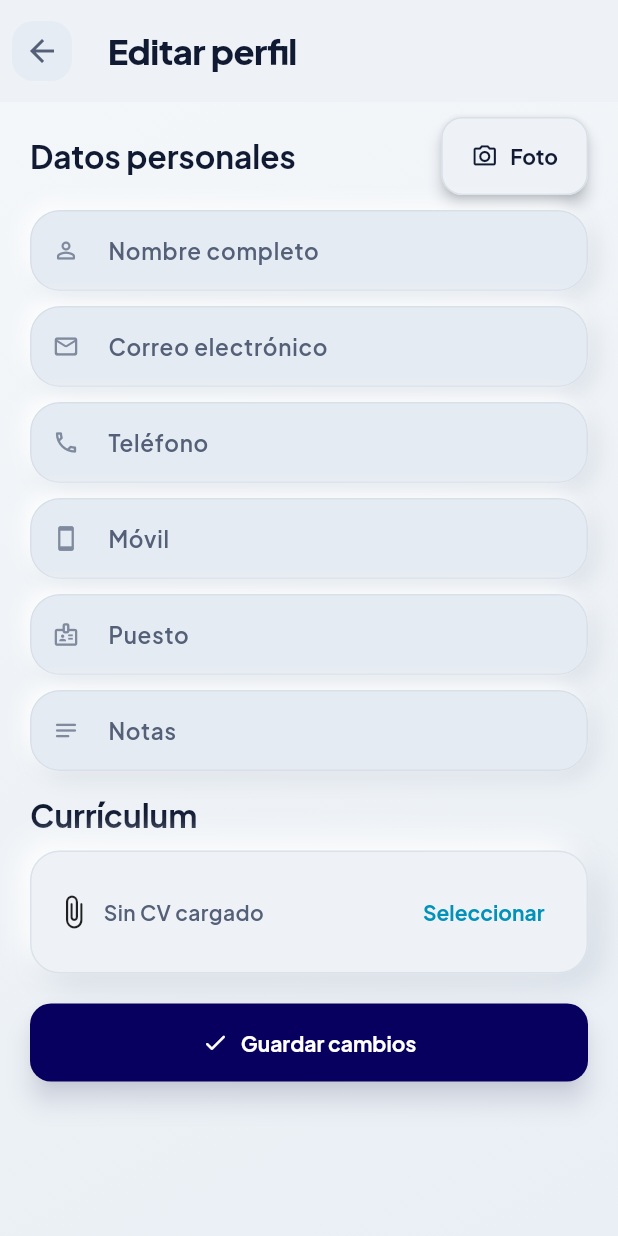
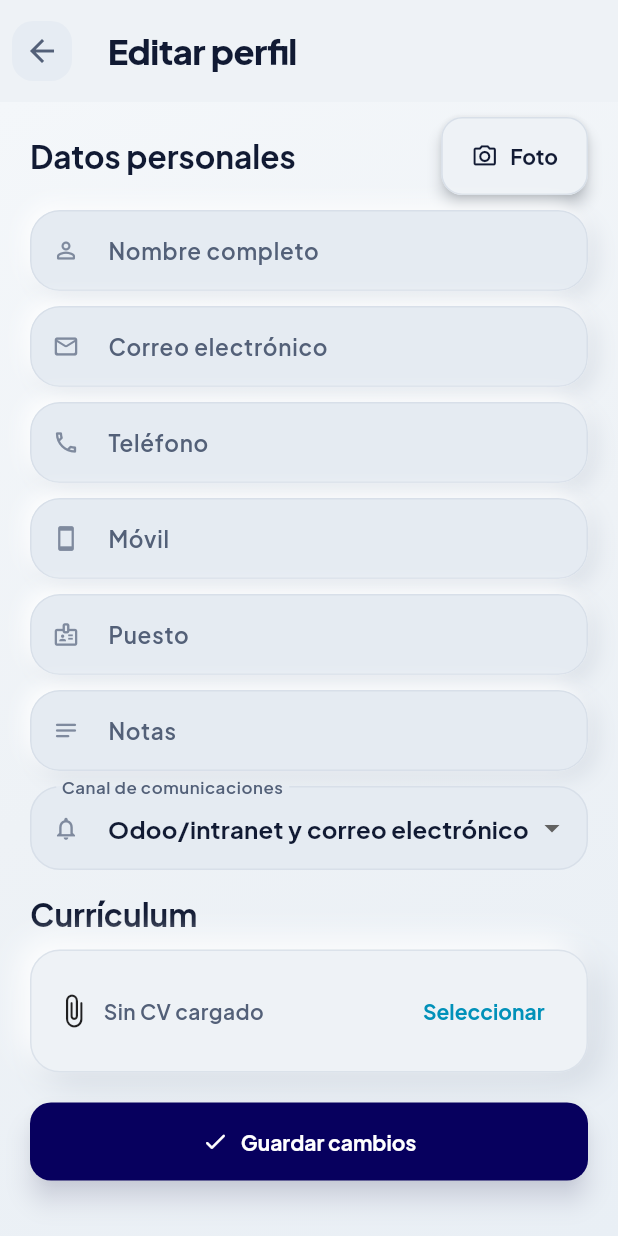
Before and after one commit to Hugobf10/Flutter_cic, a Flutter app: the ProfileScreen screen opened directly, after a tap on the "edit" icon, on a phone screen of 412 x 824 dp. Run offline on Flutter 3.47's test engine with Material 3 defaults, Android fonts, the phone set to English and light mode, and no system bars; our stand-ins replace app_links, file_picker, flutter_secure_storage, flutter_svg, google_fonts, image_picker and 6 more; missing offline and left inert: mobile_scanner, odoo_rpc, syncfusion_flutter_pdf, syncfusion_flutter_pdfviewer; accounts and stored records are empty.

Commit message:
feat: choose communication delivery channel in profile

```diff
--- a/cic_odoo_app/lib/app/screens/edit_profile_screen.dart
+++ b/cic_odoo_app/lib/app/screens/edit_profile_screen.dart
@@ -30,6 +30,7 @@ class _EditProfileScreenState extends State<EditProfileScreen> {
   late final TextEditingController _mobileCtrl;
   late final TextEditingController _positionCtrl;
   late final TextEditingController _notesCtrl;
+  late String _communicationChannel;
 
   bool _saving = false;
   String? _cvName;
@@ -59,6 +60,13 @@ class _EditProfileScreenState extends State<EditProfileScreen> {
     _notesCtrl = TextEditingController(
       text: (widget.partnerData['comment'] ?? '').toString(),
     );
+    const allowedChannels = {'odoo', 'email', 'ambos'};
+    final configuredChannel = widget
+        .partnerData['comunicaciones_canal_notificacion']
+        ?.toString();
+    _communicationChannel = allowedChannels.contains(configuredChannel)
+        ? configuredChannel!
+        : 'ambos';
   }
 
   @override
@@ -114,6 +122,7 @@ class _EditProfileScreenState extends State<EditProfileScreen> {
             'email': _emailCtrl.text.trim(),
             'phone': _phoneCtrl.text.trim(),
             'mobile': _mobileCtrl.text.trim(),
+            'comunicaciones_canal_notificacion': _communicationChannel,
             if (_avatarData != null) 'image_data': _avatarData,
             if (_cvData != null) 'cv_data': _cvData,
             if (_cvName != null) 'cv_name': _cvName,
@@ -127,6 +136,7 @@ class _EditProfileScreenState extends State<EditProfileScreen> {
           'mobile': _mobileCtrl.text.trim(),
           'function': _positionCtrl.text.trim(),
           'comment': _notesCtrl.text.trim(),
+          'comunicaciones_canal_notificacion': _communicationChannel,
           if (_avatarData != null) 'image_1920': _avatarData,
           if (_cvData != null) 'cv_attachment_name': _cvName ?? 'CV.pdf',
           if (_cvData != null) 'cv_attachment_data': _cvData,
@@ -199,6 +209,32 @@ class _EditProfileScreenState extends State<EditProfileScreen> {
             labelText: 'Notas',
             prefixIcon: Icons.notes_rounded,
           ),
+          const SizedBox(height: 10),
+          DropdownButtonFormField<String>(
+            initialValue: _communicationChannel,
+            decoration: const InputDecoration(
+              labelText: 'Canal de comunicaciones',
+              prefixIcon: Icon(Icons.notifications_outlined),
+            ),
+            items: const [
+              DropdownMenuItem(
+                value: 'odoo',
+                child: Text('Solo Odoo e intranet'),
+              ),
+              DropdownMenuItem(
+                value: 'email',
+                child: Text('Solo correo electrónico'),
+              ),
+              DropdownMenuItem(
+                value: 'ambos',
+                child: Text('Odoo/intranet y correo electrónico'),
+              ),
+            ],
+            onChanged: _saving
+                ? null
+                : (value) =>
+                      setState(() => _communicationChannel = value ?? 'ambos'),
+          ),
           const SizedBox(height: 16),
           const AppSectionHeader(title: 'Currículum'),
           AppCard(
--- a/cic_odoo_app/lib/app/screens/profile_screen.dart
+++ b/cic_odoo_app/lib/app/screens/profile_screen.dart
@@ -69,6 +69,7 @@ class _ProfileScreenState extends State<ProfileScreen> {
         'cv_attachment_id',
         'cv_attachment_name',
         'image_1920',
+        'comunicaciones_canal_notificacion',
       ];
       try {
         _partner = await _odoo.read(
```
